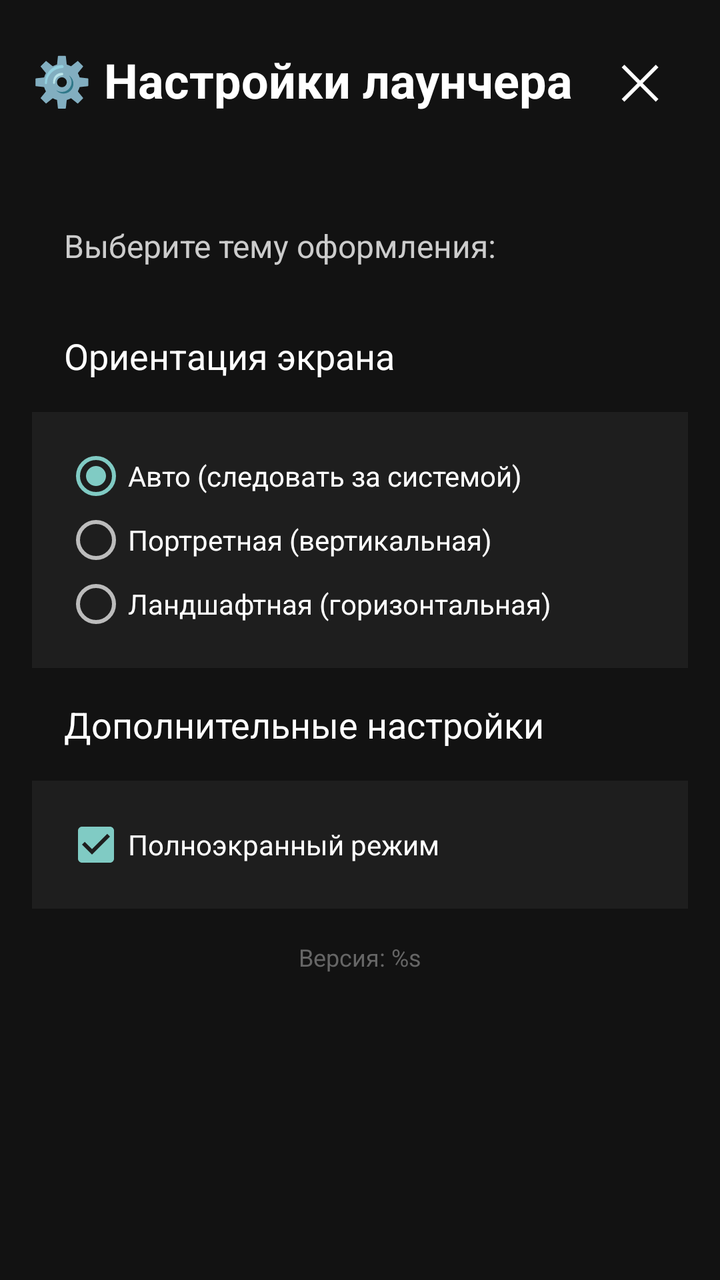
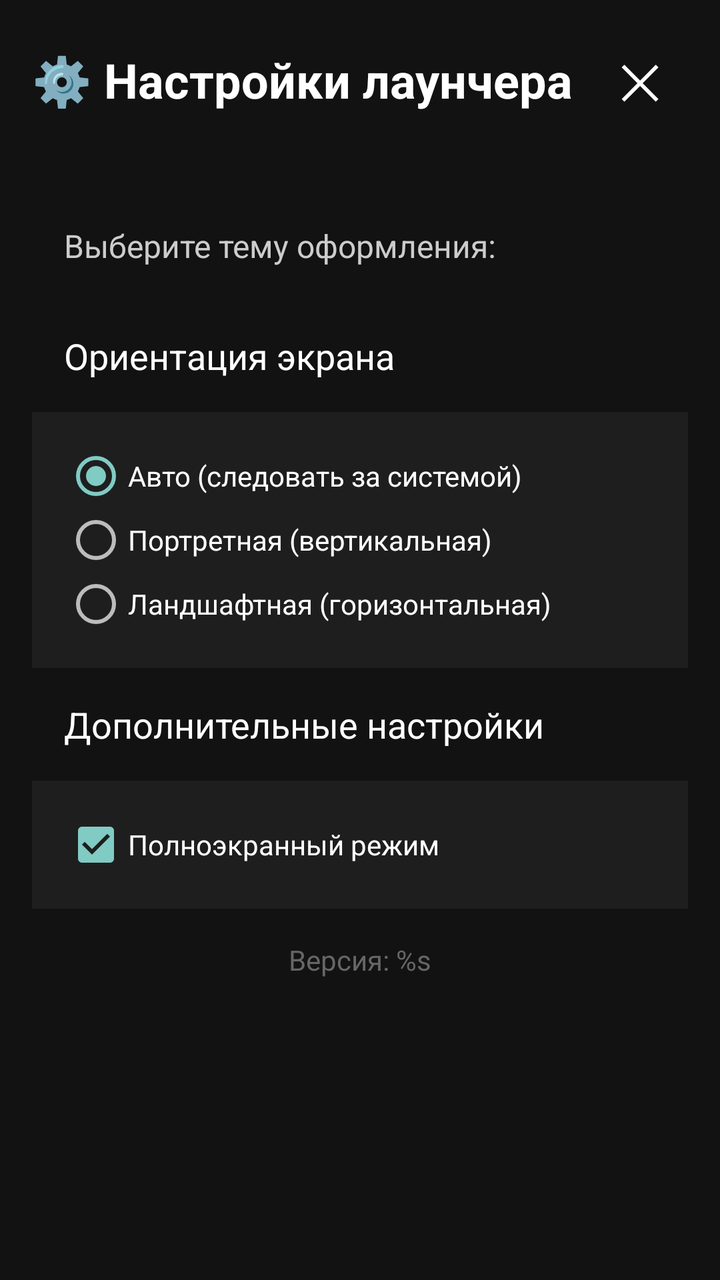

The first picture is an Android layout as it rendered before a commit; the second is the same layout after the commit. The layout source and the unified diff follow.
<!-- AndroidManifest.xml: activity theme Theme.AppCompat.Translucent -->
<!-- res/layout/activity_settings.xml -->
<?xml version="1.0" encoding="utf-8"?>
<LinearLayout xmlns:android="http://schemas.android.com/apk/res/android"
    android:layout_width="match_parent"
    android:layout_height="match_parent"
    android:orientation="vertical"
    android:background="#121212">

    
    <LinearLayout
        android:layout_width="match_parent"
        android:layout_height="wrap_content"
        android:orientation="horizontal"
        android:gravity="center_vertical"
        android:padding="16dp"
        android:background="#121212">

        <TextView
            android:layout_width="0dp"
            android:layout_height="wrap_content"
            android:layout_weight="1"
            android:text="@string/settings_title"
            android:textColor="#FFFFFF"
            android:textSize="24sp"
            android:textStyle="bold" />

        <Button
            android:id="@+id/close_button"
            android:layout_width="48dp"
            android:layout_height="48dp"
            android:background="?android:attr/selectableItemBackgroundBorderless"
            android:text="✕"
            android:textColor="#FFFFFF"
            android:textSize="24sp"
            android:onClick="finish" />
    </LinearLayout>

    
    <ScrollView
        android:layout_width="match_parent"
        android:layout_height="match_parent"
        android:fillViewport="true"
        android:padding="16dp"
        android:paddingTop="0dp">

        <LinearLayout
            android:layout_width="match_parent"
            android:layout_height="wrap_content"
            android:orientation="vertical">

            <TextView
                android:layout_width="match_parent"
                android:layout_height="wrap_content"
                android:text="@string/settings_theme_title"
                android:textColor="#CCCCCC"
                android:textSize="16sp"
                android:padding="16dp"
                android:paddingTop="8dp"/>

            <ListView
                android:id="@+id/themes_list"
                android:layout_width="match_parent"
                android:layout_height="wrap_content"
                android:background="#1E1E1E"
                android:divider="#333333"
                android:dividerHeight="1dp"
                android:choiceMode="singleChoice"/>

            <TextView
                android:layout_width="match_parent"
                android:layout_height="wrap_content"
                android:text="@string/settings_orientation_title"
                android:textColor="#FFFFFF"
                android:textSize="18sp"
                android:padding="16dp"
                android:paddingTop="24dp"/>

            <LinearLayout
                android:layout_width="match_parent"
                android:layout_height="wrap_content"
                android:orientation="vertical"
                android:background="#1E1E1E"
                android:padding="16dp">

                <RadioGroup
                    android:id="@+id/orientation_group"
                    android:layout_width="match_parent"
                    android:layout_height="wrap_content"
                    android:orientation="vertical">

                    <RadioButton
                        android:id="@+id/orientation_sensor"
                        android:layout_width="match_parent"
                        android:layout_height="wrap_content"
                        android:text="@string/orientation_auto"
                        android:textColor="#FFFFFF"
                        android:checked="true"/>

                    <RadioButton
                        android:id="@+id/orientation_portrait"
                        android:layout_width="match_parent"
                        android:layout_height="wrap_content"
                        android:text="@string/orientation_portrait"
                        android:textColor="#FFFFFF"/>

                    <RadioButton
                        android:id="@+id/orientation_landscape"
                        android:layout_width="match_parent"
                        android:layout_height="wrap_content"
                        android:text="@string/orientation_landscape"
                        android:textColor="#FFFFFF"/>

                </RadioGroup>
            </LinearLayout>

            <TextView
                android:layout_width="match_parent"
                android:layout_height="wrap_content"
                android:text="@string/settings_additional_title"
                android:textColor="#FFFFFF"
                android:textSize="18sp"
                android:padding="16dp"
                android:paddingTop="24dp"/>

            <LinearLayout
                android:layout_width="match_parent"
                android:layout_height="wrap_content"
                android:orientation="vertical"
                android:background="#1E1E1E"
                android:padding="16dp">

                <CheckBox
                    android:id="@+id/fullscreen_checkbox"
                    android:layout_width="match_parent"
                    android:layout_height="wrap_content"
                    android:text="@string/additional_fullscreen"
                    android:textColor="#FFFFFF"
                    android:checked="true"
                    android:enabled="true"/>

            </LinearLayout>

            <TextView
                android:id="@+id/version_text"
                android:layout_width="match_parent"
                android:layout_height="wrap_content"
                android:text="@string/version_format"
                android:textColor="#666666"
                android:textSize="12sp"
                android:gravity="center"
                android:padding="16dp"/>

        </LinearLayout>
    </ScrollView>

</LinearLayout>
<!-- resources referenced by this layout -->
<resources>
  <string name="additional_fullscreen">Полноэкранный режим</string>
  <string name="orientation_auto">Авто (следовать за системой)</string>
  <string name="orientation_landscape">Ландшафтная (горизонтальная)</string>
  <string name="orientation_portrait">Портретная (вертикальная)</string>
  <string name="settings_additional_title">Дополнительные настройки</string>
  <string name="settings_orientation_title">Ориентация экрана</string>
  <string name="settings_theme_title">Выберите тему оформления:</string>
  <string name="settings_title">⚙️ Настройки лаунчера</string>
  <string name="version_format">Версия: %s</string>
  <style name="Theme.AppCompat.Translucent" parent="Theme.AppCompat.NoActionBar">
          <item name="android:windowIsTranslucent">true</item>
          <item name="android:windowBackground">@android:color/transparent</item>
          <item name="android:fitsSystemWindows">false</item>
      </style>
</resources>

<!-- the commit's change to res/layout/activity_settings.xml (unified diff, before → after) -->
@@ -145,7 +145,7 @@
                 android:layout_height="wrap_content"
                 android:text="@string/version_format"
                 android:textColor="#666666"
-                android:textSize="12sp"
+                android:textSize="14sp"
                 android:gravity="center"
                 android:padding="16dp"/>
 
